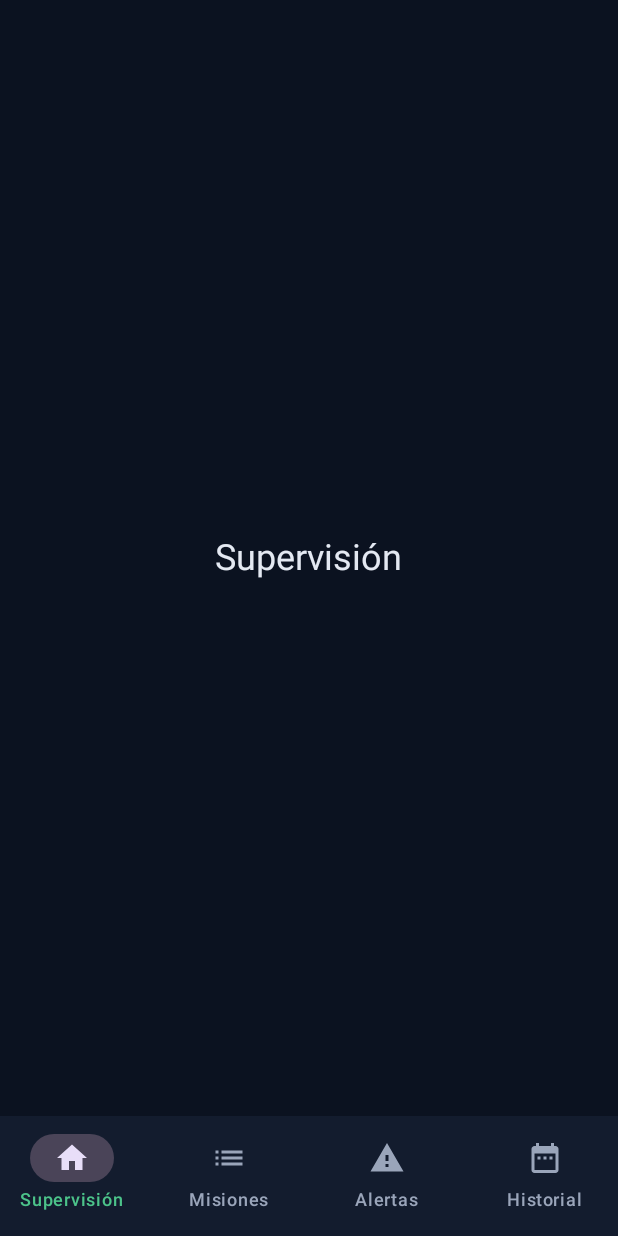
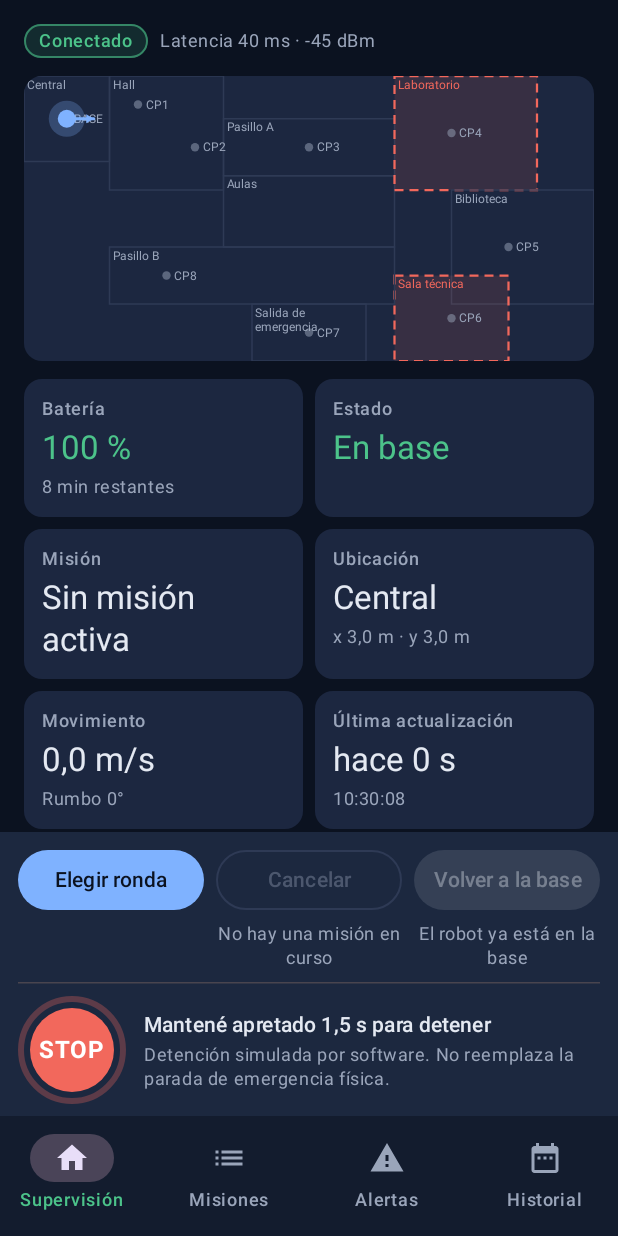
Before and after one commit to DesarrolloApps1/tp-da1-robot, an Android app built with Jetpack Compose: the screen it shows after launch (MainActivity), after a tap on "Vigía-01", on a phone screen of 412 x 824 dp. Run offline under Robolectric (Android 15) with nearby library versions, the phone set to English and light mode, and no system bars; our stand-ins replace Room's generated code.

Commit message:
Add supervision screen and command bar

```diff
--- a/app/src/main/java/com/vigia/ui/navigation/AppNavHost.kt
+++ b/app/src/main/java/com/vigia/ui/navigation/AppNavHost.kt
@@ -26,6 +26,7 @@ import androidx.navigation.compose.rememberNavController
 import com.vigia.R
 import com.vigia.ui.screens.PlaceholderScreen
 import com.vigia.ui.screens.RobotSelectScreen
+import com.vigia.ui.screens.SupervisionScreen
 
 private data class Tab(val route: Route, val label: Int, val icon: ImageVector)
 
@@ -62,13 +63,7 @@ private fun MainScreen(navController: NavHostController = rememberNavController(
                 tabs.forEach { tab ->
                     NavigationBarItem(
                         selected = destination?.hasRoute(tab.route::class) == true,
-                        onClick = {
-                            navController.navigate(tab.route) {
-                                popUpTo(navController.graph.findStartDestination().id) { saveState = true }
-                                launchSingleTop = true
-                                restoreState = true
-                            }
-                        },
+                        onClick = { navController.navigateToTab(tab.route) },
                         icon = { Icon(tab.icon, contentDescription = null) },
                         label = { Text(stringResource(tab.label)) },
                     )
@@ -77,10 +72,20 @@ private fun MainScreen(navController: NavHostController = rememberNavController(
         },
     ) { padding ->
         NavHost(navController, startDestination = Route.Supervision, modifier = Modifier.padding(padding)) {
-            composable<Route.Supervision> { PlaceholderScreen(stringResource(R.string.tab_supervision)) }
+            composable<Route.Supervision> {
+                SupervisionScreen(onChooseRoute = { navController.navigateToTab(Route.Missions) })
+            }
             composable<Route.Missions> { PlaceholderScreen(stringResource(R.string.tab_missions)) }
             composable<Route.Alerts> { PlaceholderScreen(stringResource(R.string.tab_alerts)) }
             composable<Route.History> { PlaceholderScreen(stringResource(R.string.tab_history)) }
         }
     }
 }
+
+private fun NavHostController.navigateToTab(route: Route) {
+    navigate(route) {
+        popUpTo(graph.findStartDestination().id) { saveState = true }
+        launchSingleTop = true
+        restoreState = true
+    }
+}
--- /dev/null
+++ b/app/src/main/java/com/vigia/ui/screens/CommandBar.kt
@@ -0,0 +1,140 @@
+package com.vigia.ui.screens
+
+import androidx.compose.foundation.BorderStroke
+import androidx.compose.foundation.layout.Arrangement
+import androidx.compose.foundation.layout.Column
+import androidx.compose.foundation.layout.PaddingValues
+import androidx.compose.foundation.layout.Row
+import androidx.compose.foundation.layout.RowScope
+import androidx.compose.foundation.layout.fillMaxWidth
+import androidx.compose.foundation.layout.padding
+import androidx.compose.material3.Button
+import androidx.compose.material3.ButtonDefaults
+import androidx.compose.material3.FilledTonalButton
+import androidx.compose.material3.HorizontalDivider
+import androidx.compose.material3.MaterialTheme
+import androidx.compose.material3.OutlinedButton
+import androidx.compose.material3.Surface
+import androidx.compose.material3.Text
+import androidx.compose.runtime.Composable
+import androidx.compose.ui.Alignment
+import androidx.compose.ui.Modifier
+import androidx.compose.ui.text.style.TextAlign
+import androidx.compose.ui.tooling.preview.Preview
+import androidx.compose.ui.unit.dp
+import com.vigia.domain.model.CommandType
+import com.vigia.domain.model.RobotState
+import com.vigia.presentation.supervision.CommandUi
+import com.vigia.presentation.supervision.SupervisionUiState
+import com.vigia.ui.components.HoldToStopButton
+import com.vigia.ui.components.StatusChip
+import com.vigia.ui.theme.StatusColors
+import com.vigia.ui.theme.VigiaTheme
+
+private enum class SlotStyle { PRIMARY, DANGER, TONAL }
+
+// Órdenes de la misión arriba y la detención aparte, separada y en rojo
+@Composable
+fun CommandBar(
+    commands: Map<CommandType, CommandUi>,
+    state: RobotState?,
+    canChooseRoute: Boolean,
+    onCommand: (CommandType) -> Unit,
+    onChooseRoute: () -> Unit,
+    modifier: Modifier = Modifier,
+) {
+    Surface(modifier.fillMaxWidth(), color = MaterialTheme.colorScheme.surface, tonalElevation = 3.dp) {
+        Column(Modifier.padding(horizontal = 12.dp, vertical = 8.dp), verticalArrangement = Arrangement.spacedBy(8.dp)) {
+            Row(Modifier.fillMaxWidth(), horizontalArrangement = Arrangement.spacedBy(8.dp)) {
+                val slot = Modifier.weight(1f)
+                when {
+                    // Iniciar se hace desde Misiones; acá solo se navega hasta ahí
+                    canChooseRoute -> CommandSlot(
+                        "Elegir ronda",
+                        commands.getValue(CommandType.START_MISSION),
+                        slot,
+                        enabled = true,
+                        onClick = onChooseRoute,
+                    )
+                    state == RobotState.PAUSED -> CommandSlot("Reanudar", commands.getValue(CommandType.RESUME_MISSION), slot) {
+                        onCommand(CommandType.RESUME_MISSION)
+                    }
+                    else -> CommandSlot("Pausar", commands.getValue(CommandType.PAUSE_MISSION), slot) {
+                        onCommand(CommandType.PAUSE_MISSION)
+                    }
+                }
+                CommandSlot("Cancelar", commands.getValue(CommandType.CANCEL_MISSION), slot, SlotStyle.DANGER) {
+                    onCommand(CommandType.CANCEL_MISSION)
+                }
+                CommandSlot("Volver a la base", commands.getValue(CommandType.RETURN_TO_BASE), slot, SlotStyle.TONAL) {
+                    onCommand(CommandType.RETURN_TO_BASE)
+                }
+            }
+            HorizontalDivider()
+            val stop = commands.getValue(CommandType.OPERATIONAL_STOP)
+            HoldToStopButton(
+                onStop = { onCommand(CommandType.OPERATIONAL_STOP) },
+                warning = stop.availability.warning,
+                status = stop.lastStatus?.let { status -> { StatusChip(status.label, status.tone) } },
+            )
+        }
+    }
+}
+
+// Botón con el motivo si está deshabilitado, la advertencia si la hay y el estado de la última orden
+@Composable
+private fun CommandSlot(
+    label: String,
+    ui: CommandUi,
+    modifier: Modifier,
+    style: SlotStyle = SlotStyle.PRIMARY,
+    enabled: Boolean = ui.availability.enabled,
+    onClick: () -> Unit,
+) {
+    Column(modifier, verticalArrangement = Arrangement.spacedBy(4.dp), horizontalAlignment = Alignment.CenterHorizontally) {
+        val buttonModifier = Modifier.fillMaxWidth()
+        val padding = PaddingValues(horizontal = 6.dp, vertical = 8.dp)
+        val content: @Composable RowScope.() -> Unit = { Text(label, textAlign = TextAlign.Center) }
+        when (style) {
+            SlotStyle.PRIMARY -> Button(onClick, buttonModifier, enabled, contentPadding = padding, content = content)
+            SlotStyle.DANGER -> OutlinedButton(
+                onClick,
+                buttonModifier,
+                enabled,
+                colors = ButtonDefaults.outlinedButtonColors(contentColor = StatusColors.error),
+                border = BorderStroke(1.dp, if (enabled) StatusColors.error else MaterialTheme.colorScheme.outline),
+                contentPadding = padding,
+                content = content,
+            )
+            SlotStyle.TONAL -> FilledTonalButton(
+                onClick,
+                buttonModifier,
+                enabled,
+                colors = ButtonDefaults.filledTonalButtonColors(
+                    containerColor = MaterialTheme.colorScheme.primaryContainer,
+                    contentColor = MaterialTheme.colorScheme.onPrimaryContainer,
+                ),
+                contentPadding = padding,
+                content = content,
+            )
+        }
+        val availability = ui.availability
+        val small = MaterialTheme.typography.bodySmall
+        when {
+            !availability.enabled && availability.reason != null ->
+                Text(availability.reason, style = small, color = MaterialTheme.colorScheme.onSurfaceVariant, textAlign = TextAlign.Center)
+            availability.warning != null ->
+                Text(availability.warning, style = small, color = StatusColors.warning, textAlign = TextAlign.Center)
+        }
+        ui.lastStatus?.let { StatusChip(it.label, it.tone) }
+    }
+}
+
+@Preview(widthDp = 380)
+@Composable
+private fun CommandBarPreview() {
+    val state = SupervisionUiState.Initial
+    VigiaTheme {
+        CommandBar(state.commands, state.state, state.canChooseRoute, onCommand = {}, onChooseRoute = {})
+    }
+}
--- /dev/null
+++ b/app/src/main/java/com/vigia/ui/screens/SupervisionScreen.kt
@@ -0,0 +1,330 @@
+package com.vigia.ui.screens
+
+import androidx.compose.foundation.BorderStroke
+import androidx.compose.foundation.layout.Arrangement
+import androidx.compose.foundation.layout.Column
+import androidx.compose.foundation.layout.IntrinsicSize
+import androidx.compose.foundation.layout.Row
+import androidx.compose.foundation.layout.Spacer
+import androidx.compose.foundation.layout.fillMaxHeight
+import androidx.compose.foundation.layout.fillMaxSize
+import androidx.compose.foundation.layout.fillMaxWidth
+import androidx.compose.foundation.layout.height
+import androidx.compose.foundation.layout.padding
+import androidx.compose.foundation.rememberScrollState
+import androidx.compose.foundation.shape.RoundedCornerShape
+import androidx.compose.foundation.verticalScroll
+import androidx.compose.material.icons.Icons
+import androidx.compose.material.icons.filled.Warning
+import androidx.compose.material3.Button
+import androidx.compose.material3.ButtonDefaults
+import androidx.compose.material3.Icon
+import androidx.compose.material3.MaterialTheme
+import androidx.compose.material3.Surface
+import androidx.compose.material3.Text
+import androidx.compose.runtime.Composable
+import androidx.compose.runtime.getValue
+import androidx.compose.runtime.mutableStateOf
+import androidx.compose.runtime.saveable.rememberSaveable
+import androidx.compose.runtime.setValue
+import androidx.compose.ui.Alignment
+import androidx.compose.ui.Modifier
+import androidx.compose.ui.graphics.Color
+import androidx.compose.ui.tooling.preview.Preview
+import androidx.compose.ui.unit.dp
+import androidx.lifecycle.compose.collectAsStateWithLifecycle
+import androidx.lifecycle.viewmodel.compose.viewModel
+import com.vigia.domain.model.Alert
+import com.vigia.domain.model.AlertKind
+import com.vigia.domain.model.AlertSeverity
+import com.vigia.domain.model.CommandType
+import com.vigia.domain.model.MissionProgress
+import com.vigia.domain.model.Pose
+import com.vigia.domain.model.RobotState
+import com.vigia.domain.model.RobotTelemetry
+import com.vigia.domain.model.ServiceCounters
+import com.vigia.domain.rules.BatteryLevel
+import com.vigia.domain.rules.CommandRules
+import com.vigia.presentation.supervision.CommandUi
+import com.vigia.presentation.supervision.SupervisionUiState
+import com.vigia.presentation.supervision.SupervisionViewModel
+import com.vigia.presentation.supervision.supervisionState
+import com.vigia.ui.components.ConfirmDialog
+import com.vigia.ui.components.FacilityMap
+import com.vigia.ui.components.StatusChip
+import com.vigia.ui.components.TelemetryCard
+import com.vigia.ui.theme.StatusColors
+import com.vigia.ui.theme.VigiaTheme
+import java.time.Instant
+import java.time.ZoneId
+import java.time.format.DateTimeFormatter
+import java.util.Locale
+import kotlin.math.roundToInt
+
+private const val NO_VALUE = "-"
+private val spanish = Locale.forLanguageTag("es-AR")
+private val clockFormat = DateTimeFormatter.ofPattern("HH:mm:ss").withZone(ZoneId.systemDefault())
+
+@Composable
+fun SupervisionScreen(
+    onChooseRoute: () -> Unit,
+    viewModel: SupervisionViewModel = viewModel(factory = SupervisionViewModel.Factory),
+) {
+    val state by viewModel.state.collectAsStateWithLifecycle()
+    SupervisionContent(state, onCommand = { viewModel.onCommand(it) }, onChooseRoute = onChooseRoute)
+}
+
+@Composable
+fun SupervisionContent(state: SupervisionUiState, onCommand: (CommandType) -> Unit, onChooseRoute: () -> Unit) {
+    var confirming by rememberSaveable { mutableStateOf<CommandType?>(null) }
+    val request: (CommandType) -> Unit = { type ->
+        if (CommandRules.requiresConfirmation(type)) confirming = type else onCommand(type)
+    }
+
+    Column(Modifier.fillMaxSize()) {
+        Column(
+            Modifier.weight(1f).verticalScroll(rememberScrollState()).padding(16.dp),
+            verticalArrangement = Arrangement.spacedBy(12.dp),
+        ) {
+            if (state.stale) StaleBanner(state.ageSeconds)
+            ConnectionRow(state)
+            state.openIncident?.let { IncidentCard(it) }
+            state.batteryWarning?.let { level ->
+                BatteryWarningCard(level, state.command(CommandType.RETURN_TO_BASE)) { request(CommandType.RETURN_TO_BASE) }
+            }
+            FacilityMap(state.map)
+            TelemetryGrid(state)
+        }
+        CommandBar(state.commands, state.state, state.canChooseRoute, onCommand = request, onChooseRoute = onChooseRoute)
+    }
+
+    confirming?.let { type ->
+        val close = { confirming = null }
+        when (type) {
+            CommandType.CANCEL_MISSION -> ConfirmDialog(
+                title = "¿Cancelar la misión?",
+                message = "El robot deja la ronda y queda listo donde está. Los puntos ya verificados quedan en el historial.",
+                confirmLabel = "Cancelar misión",
+                onConfirm = { onCommand(type); close() },
+                onDismiss = close,
+                destructive = true,
+            )
+            else -> ConfirmDialog(
+                title = "¿Volver a la base?",
+                message = "El robot interrumpe lo que está haciendo y regresa a la base de carga.",
+                confirmLabel = "Volver a la base",
+                onConfirm = { onCommand(type); close() },
+                onDismiss = close,
+            )
+        }
+    }
+}
+
+@Composable
+private fun StaleBanner(ageSeconds: Long?) {
+    val text = ageSeconds?.let { "Sin datos hace $it s. Las órdenes pueden no llegar" }
+        ?: "Sin datos del robot. Las órdenes pueden no llegar"
+    Notice(text, StatusColors.error, background = StatusColors.stale.copy(alpha = 0.2f))
+}
+
+@Composable
+private fun ConnectionRow(state: SupervisionUiState) {
+    Row(verticalAlignment = Alignment.CenterVertically, horizontalArrangement = Arrangement.spacedBy(8.dp)) {
+        StatusChip(state.connectionLabel, state.connectionTone)
+        val telemetry = state.telemetry
+        if (telemetry != null && !state.stale) {
+            Text(
+                "Latencia ${telemetry.latencyMs} ms · ${telemetry.rssi} dBm",
+                style = MaterialTheme.typography.bodySmall,
+                color = MaterialTheme.colorScheme.onSurfaceVariant,
+            )
+        }
+    }
+}
+
+// PR 7 suma la decisión desde acá; por ahora solo se avisa
+@Composable
+private fun IncidentCard(alert: Alert) {
+    Notice("Incidente: ${alert.message} (${alert.zone}). Esperando tu decisión.", StatusColors.error)
+}
+
+// Escenario 2: aviso de batería con acceso directo a volver a la base
+@Composable
+private fun BatteryWarningCard(level: BatteryLevel, returnUi: CommandUi, onReturn: () -> Unit) {
+    val critical = level == BatteryLevel.CRITICAL
+    val color = if (critical) StatusColors.error else StatusColors.warning
+    val text = if (critical) {
+        "Batería crítica: el robot vuelve a la base y no se puede reanudar."
+    } else {
+        "Batería baja: conviene volver a la base."
+    }
+    Notice(text, color) {
+        Button(
+            onClick = onReturn,
+            enabled = returnUi.availability.enabled,
+            colors = ButtonDefaults.buttonColors(containerColor = color, contentColor = MaterialTheme.colorScheme.background),
+        ) { Text("Volver a la base") }
+        returnUi.availability.reason?.let {
+            Text(it, style = MaterialTheme.typography.bodySmall, color = MaterialTheme.colorScheme.onSurfaceVariant)
+        }
+    }
+}
+
+@Composable
+private fun Notice(
+    text: String,
+    color: Color,
+    background: Color = color.copy(alpha = 0.12f),
+    actions: (@Composable () -> Unit)? = null,
+) {
+    Surface(
+        Modifier.fillMaxWidth(),
+        shape = RoundedCornerShape(12.dp),
+        color = background,
+        border = BorderStroke(1.dp, color),
+    ) {
+        Column(Modifier.padding(12.dp), verticalArrangement = Arrangement.spacedBy(8.dp)) {
+            Row(verticalAlignment = Alignment.CenterVertically, horizontalArrangement = Arrangement.spacedBy(8.dp)) {
+                Icon(Icons.Filled.Warning, contentDescription = null, tint = color)
+                Text(text, style = MaterialTheme.typography.bodyMedium)
+            }
+            actions?.invoke()
+        }
+    }
+}
+
+@Composable
+private fun TelemetryGrid(state: SupervisionUiState) {
+    val telemetry = state.telemetry
+    val mission = state.mission
+    val service = state.service
+    val cards: List<@Composable (Modifier) -> Unit> = listOf(
+        { m ->
+            TelemetryCard(
+                "Batería",
+                telemetry?.let { "${it.batteryPercent} %" } ?: NO_VALUE,
+                m,
+                detail = telemetry?.let { if (it.charging) "Cargando" else "${it.minutesLeft} min restantes" },
+                tone = state.batteryTone,
+            )
+        },
+        { m -> TelemetryCard("Estado", state.state?.label ?: NO_VALUE, m, tone = state.stateTone) },
+        { m ->
+            TelemetryCard(
+                "Misión",
+                mission?.routeName ?: "Sin misión activa",
+                m,
+                detail = mission?.let { mi ->
+                    listOfNotNull("${mi.progressPercent} %", mi.currentCheckpointName?.let { "hacia $it" }).joinToString(" · ")
+                },
+                tone = state.dataTone,
+                progress = mission?.let { it.progressPercent / 100f },
+            )
+        },
+        { m ->
+            TelemetryCard(
+                "Ubicación",
+                state.pose?.zone ?: NO_VALUE,
+                m,
+                detail = state.pose?.let { "x ${decimal(it.x)} m · y ${decimal(it.y)} m" },
+                tone = state.dataTone,
+            )
+        },
+        { m ->
+            TelemetryCard(
+                "Movimiento",
+                telemetry?.let { "${decimal(it.speed)} m/s" } ?: NO_VALUE,
+                m,
+                detail = telemetry?.let { "Rumbo ${it.pose.heading.roundToInt()}°" },
+                tone = state.dataTone,
+            )
+        },
+        { m ->
+            TelemetryCard(
+                "Última actualización",
+                state.ageText,
+                m,
+                detail = state.lastUpdateMillis?.let { clockFormat.format(Instant.ofEpochMilli(it)) },
+                tone = state.dataTone,
+            )
+        },
+        { m ->
+            TelemetryCard(
+                "Puntos verificados",
+                mission?.let { "${it.checkpointsVerified}/${it.checkpointsTotal}" }
+                    ?: service?.checkpointsVerified?.toString()
+                    ?: NO_VALUE,
+                m,
+                detail = if (mission == null && service != null) "Última ronda" else null,
+                tone = state.dataTone,
+            )
+        },
+        { m ->
+            TelemetryCard(
+                "Personas en zona restringida",
+                service?.peopleInRestrictedZone?.toString() ?: NO_VALUE,
+                m,
+                tone = state.peopleTone,
+            )
+        },
+        { m -> TelemetryCard("Puertas abiertas", service?.openDoors?.toString() ?: NO_VALUE, m, tone = state.doorsTone) },
+    )
+
+    Column(verticalArrangement = Arrangement.spacedBy(8.dp)) {
+        cards.chunked(2).forEach { row ->
+            Row(Modifier.fillMaxWidth().height(IntrinsicSize.Min), horizontalArrangement = Arrangement.spacedBy(8.dp)) {
+                row.forEach { card -> card(Modifier.weight(1f).fillMaxHeight()) }
+                if (row.size == 1) Spacer(Modifier.weight(1f))
+            }
+        }
+    }
+}
+
+private fun decimal(value: Double): String = String.format(spanish, "%.1f", value)
+
+private val previewTelemetry = RobotTelemetry(
+    robotId = "go2-vigia-01",
+    seq = 120,
+    timestampMillis = 0,
+    rssi = -62,
+    latencyMs = 85,
+    batteryPercent = 64,
+    minutesLeft = 72,
+    charging = false,
+    state = RobotState.PATROLLING,
+    mission = MissionProgress("m-0007", "ronda-completa", 0.42, "CP4", 3, 8),
+    pose = Pose(26.0, 4.4, 350.0, "Laboratorio"),
+    speed = 0.8,
+    moving = true,
+    service = ServiceCounters(3, 0, 1),
+)
+
+@Preview(heightDp = 1400)
+@Composable
+private fun SupervisionPreview() {
+    VigiaTheme {
+        Surface {
+            SupervisionContent(
+                supervisionState(previewTelemetry, 10_000, emptyList(), emptyList(), now = 11_000),
+                onCommand = {},
+                onChooseRoute = {},
+            )
+        }
+    }
+}
+
+@Preview(heightDp = 1400)
+@Composable
+private fun SupervisionStaleLowBatteryPreview() {
+    val telemetry = previewTelemetry.copy(state = RobotState.INCIDENT, batteryPercent = 22, rssi = -78)
+    val alert = Alert("al-0003", AlertSeverity.CRITICAL, AlertKind.OBSTACLE, "Pasillo B", "Obstáculo bloquea el paso", 0, true)
+    VigiaTheme {
+        Surface {
+            SupervisionContent(
+                supervisionState(telemetry, 10_000, listOf(alert), emptyList(), now = 22_000),
+                onCommand = {},
+                onChooseRoute = {},
+            )
+        }
+    }
+}
```
